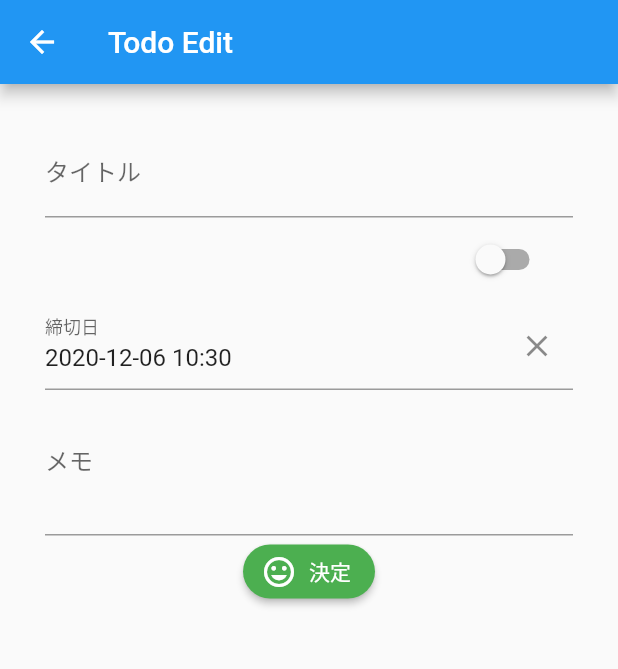
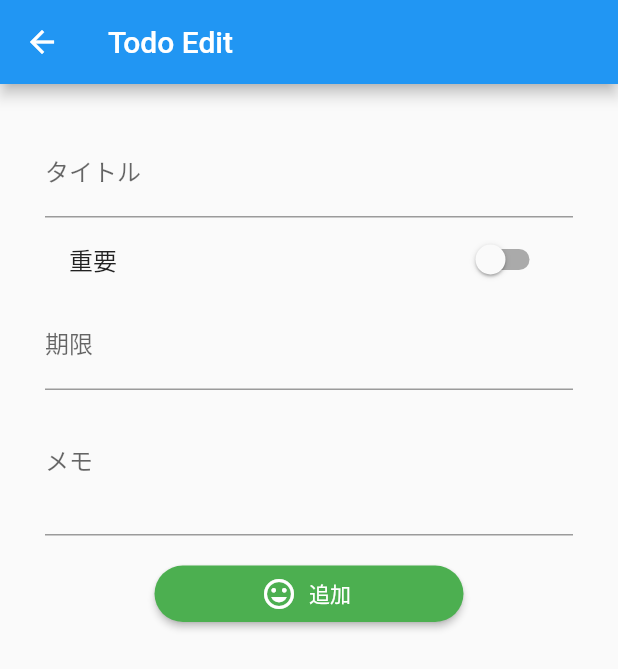
Before and after one commit to loftbett/Smapho_App1, a Flutter app: the screen it shows after launch, after a tap on the "add" icon, on a phone screen of 412 x 824 dp. Shown: the top 669 px of the screen. Run offline on Flutter 3.47's test engine with Material 2 defaults, Android fonts, the phone set to English and light mode, and no system bars; drawn by our look-alikes of datetime_picker_formfield; our stand-ins replace sqflite; accounts and stored records are empty; network calls fail.

Commit message:
重要チェックの画面更新処理を組み込み

```diff
--- a/sell_history/lib/components/todo_edit/todo_edit_view.dart
+++ b/sell_history/lib/components/todo_edit/todo_edit_view.dart
@@ -1,66 +1,68 @@
 import '../importer.dart';
+
+class ChangeTodo extends ChangeNotifier {
+  Todo _newTodo;
+
+  void value(Todo todo) {
+    _newTodo = todo;
+  }
+
+  Todo get newTodo => _newTodo;
+
+  void execChange() {
+    notifyListeners();
+  }
+}
 
 class TodoEditView extends StatelessWidget {
   final TodoBloc todoBloc;
   final Todo todo;
-  final Todo _newTodo = Todo.newTodo();
+  final ChangeTodo _newTodo = ChangeTodo();
 
   TodoEditView({Key key, @required this.todoBloc, @required this.todo}) {
     // Dartでは参照渡しが行われるため、todoをそのまま編集してしまうと、
     // 更新せずにリスト画面に戻ったときも値が更新されてしまうため、
     // 新しいインスタンスを作る
-    _newTodo.todoId = todo.todoId;
-    _newTodo.todoGroupId = todo.todoGroupId;
-    _newTodo.title = todo.title;
-    _newTodo.dueDate = todo.dueDate;
-    _newTodo.note = todo.note;
-    _newTodo.complete = todo.complete;
-    _newTodo.important = todo.important;
+    _newTodo.value(todo);
   }
 
   @override
   Widget build(BuildContext context) {
-    return Scaffold(
+    return ChangeNotifierProvider<ChangeTodo>.value(
+        value: _newTodo,
+        child: Scaffold(
             appBar: AppBar(title: Text(ConstText.todoEditView)),
             body: Container(
               padding: const EdgeInsets.all(30.0),
               child: Column(
                 children: <Widget>[
                   _titleTextFormField(),
-              _importantCheckField(),
+                  ImportantCheckField(),
                   _dueDateTimeFormField(),
                   _noteTextFormField(),
                   _confirmButton(context)
                 ],
               ),
-        ));
+            )));
   }
 
+  // タイトル入力Widget
   Widget _titleTextFormField() => TextFormField(
         decoration: InputDecoration(labelText: "タイトル"),
-        initialValue: _newTodo.title,
+        initialValue: _newTodo.newTodo.title,
         onChanged: _setTitle,
       );
 
   void _setTitle(String title) {
-    _newTodo.title = title;
+    _newTodo.newTodo.title = title;
   }
 
-  Widget _importantCheckField() => SwitchListTile(
-        value: _newTodo.important,
-        onChanged: _setImportant,
-      );
-
-  void _setImportant(bool flg) {
-    print("state:" + (flg ? "true" : "false"));
-    _newTodo.important = flg;
-  }
-
+  // 期日設定Widget
   // ↓ https://pub.dev/packages/datetime_picker_formfield のサンプルから引用
   Widget _dueDateTimeFormField() => DateTimeField(
-      format: ConstText.dateFormatYMDHM,
-      decoration: InputDecoration(labelText: "締切日"),
-      initialValue: _newTodo.dueDate ?? DateTime.now(),
+      format: ConstText.dateFormatYMD,
+      decoration: InputDecoration(labelText: "期限"),
+      initialValue: _newTodo.newTodo.dueDate,
       onChanged: _setDueDate,
       onShowPicker: (context, currentValue) async {
         final date = await showDatePicker(
@@ -80,31 +82,35 @@ class TodoEditView extends StatelessWidget {
       });
 
   void _setDueDate(DateTime dt) {
-    _newTodo.dueDate = dt;
+    _newTodo.newTodo.dueDate = dt;
   }
 
   Widget _noteTextFormField() => TextFormField(
         decoration: InputDecoration(labelText: "メモ"),
-        initialValue: _newTodo.note,
+        initialValue: _newTodo.newTodo.note,
         maxLines: 3,
         onChanged: _setNote,
       );
 
   void _setNote(String note) {
-    _newTodo.note = note;
+    _newTodo.newTodo.note = note;
   }
 
-  Widget _confirmButton(BuildContext context) => RaisedButton.icon(
+  Widget _confirmButton(BuildContext context) => Container(
+        padding: EdgeInsets.only(top: 20.0),
+        height: MediaQuery.of(context).size.height * 0.07,
+        width: MediaQuery.of(context).size.width * 0.5,
+        child: RaisedButton.icon(
           icon: Icon(
             Icons.tag_faces,
             color: Colors.white,
           ),
-        label: Text("決定"),
+          label: Text("追加"),
           onPressed: () {
-          if (_newTodo.todoId == null) {
-            todoBloc.create(_newTodo);
+            if (_newTodo.newTodo.todoId == null) {
+              todoBloc.create(_newTodo.newTodo);
             } else {
-            todoBloc.update(_newTodo);
+              todoBloc.update(_newTodo.newTodo);
             }
 
             Navigator.of(context).pop();
@@ -112,5 +118,21 @@ class TodoEditView extends StatelessWidget {
           shape: StadiumBorder(),
           color: Colors.green,
           textColor: Colors.white,
+        ),
       );
 }
+
+class ImportantCheckField extends StatelessWidget {
+  @override
+  Widget build(BuildContext context) {
+    final ChangeTodo _todo = Provider.of<ChangeTodo>(context);
+    return SwitchListTile(
+      title: Text("重要"),
+      value: _todo.newTodo.important,
+      onChanged: (b) {
+        _todo.newTodo.important = b;
+        _todo.execChange();
+      },
+    );
+  }
+}
--- a/sell_history/lib/components/todo_list/todo_list_view.dart
+++ b/sell_history/lib/components/todo_list/todo_list_view.dart
@@ -37,8 +37,10 @@ class TodoListView extends StatelessWidget {
                               subtitle: Text("${todo.note}",
                                   style: styleBase.todoSubText(
                                       todo.complete, todo.important)),
-                              trailing: Text(
-                                  "${ConstText.dateFormatYMDHM.format(todo.dueDate.toLocal())}"),
+                              trailing: (todo.dueDate != null)
+                                  ? Text(
+                                      "${ConstText.dateFormatYMD.format(todo.dueDate.toLocal())}")
+                                  : null,
                               isThreeLine: true,
                               leading: Checkbox(
                                 value: checked,
--- a/sell_history/lib/models/todo.dart
+++ b/sell_history/lib/models/todo.dart
@@ -24,7 +24,7 @@ class Todo {
   Todo.newTodo() {
     title = "";
     todoGroupId = "";
-    dueDate = DateTime.now();
+    dueDate = null;
     note = "";
     complete = false;
     important = false;
@@ -38,11 +38,15 @@ class Todo {
       todoGroupId: json["todo_group_id"],
       title: json["title"],
       // DateTime型は文字列で保存されているため、DateTime型に変換し直す
-      dueDate: DateTime.parse(json["due_date"]).toLocal(),
+      dueDate: (json["due_date"] != null)
+          ? DateTime.parse(json["due_date"]).toLocal()
+          : null,
       note: json["note"],
       complete: (json["complete"] == 1) ? true : false,
       important: (json["important"] == 1) ? true : false,
-      uymd: DateTime.parse(json["uymd"]).toLocal(),
+      uymd: (json["uymd"] != null)
+          ? DateTime.parse(json["uymd"]).toLocal()
+          : null,
       uusr: json["uusr"]);
 
   assignUUIDTodo() {
@@ -59,10 +63,11 @@ class Todo {
         "todo_group_id": todoGroupId,
         "title": title,
         // SQLiteでの日付補完はUTC時間(日本時間-9時間)で行う
-        "due_date": dueDate.toUtc().toIso8601String(),
+        "due_date":
+            (dueDate != null) ? dueDate.toUtc().toIso8601String() : null,
         "note": note,
         "complete": complete ? "1" : "0",
         "important": important ? "1" : "0",
-        "uymd": uymd.toUtc().toIso8601String()
+        "uymd": (uymd != null) ? uymd.toUtc().toIso8601String() : null
       };
 }
```
Lines whose indentation alone changed are shown as unchanged.
